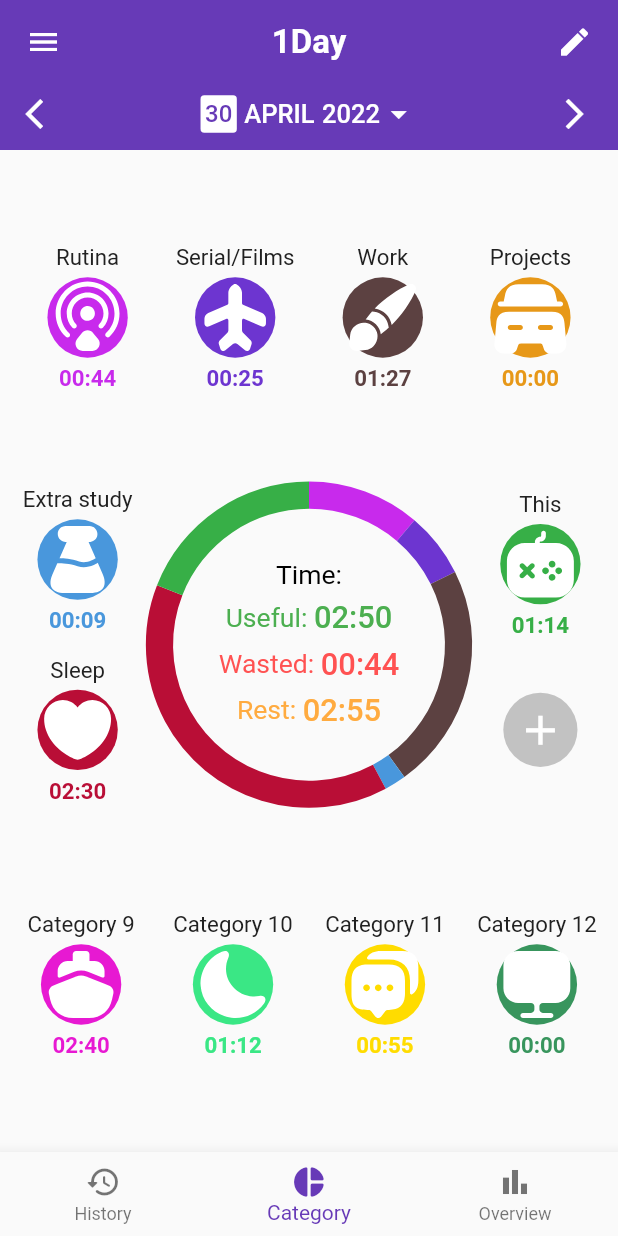
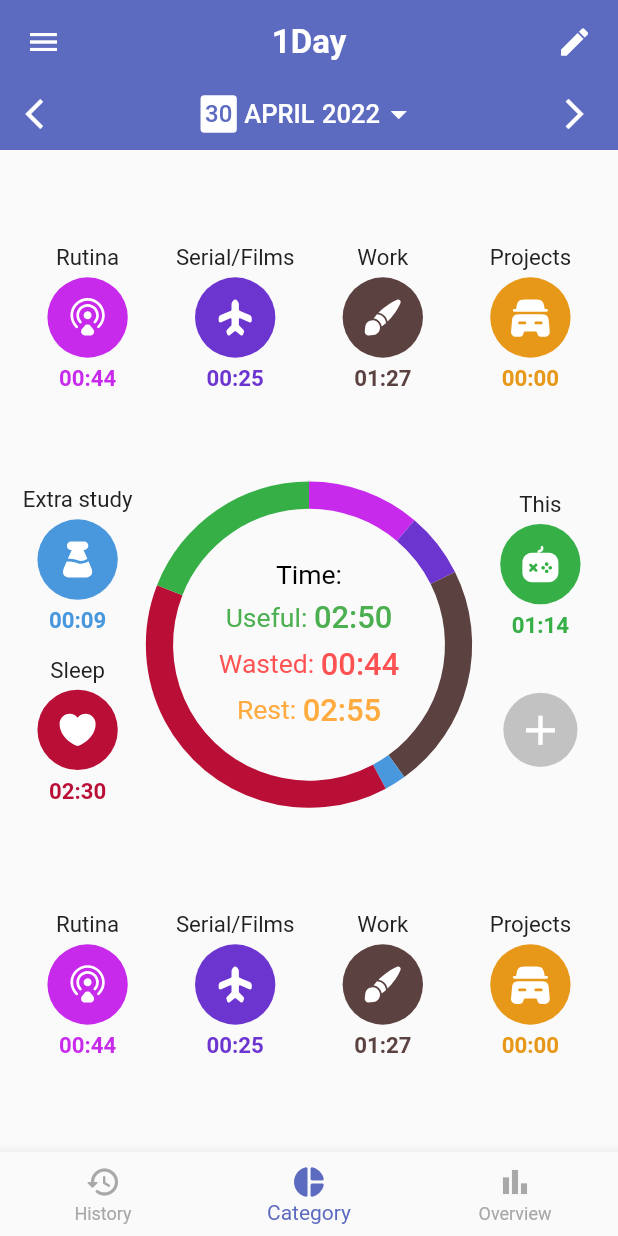
Before and after one commit to CptTapochek/TimeSaver, a Flutter app: the screen it shows after launch, on a phone screen of 412 x 824 dp. Run offline on Flutter 3.47's test engine with Material 2 defaults, Android fonts, the phone set to English and light mode, and no system bars; our stand-ins replace flutter_svg, syncfusion_flutter_charts.

Commit message:
refactoring code

```diff
--- a/lib/Blocks/AppBar.dart
+++ b/lib/Blocks/AppBar.dart
@@ -4,16 +4,24 @@ void editCategories(){
   print('Edit categories');
 }
 
-final ButtonStyle elevatedBtnStyle = ElevatedButton.styleFrom(
-  elevation: 0.0,
-  shadowColor: Colors.transparent,
-);
+class AppBarContent extends StatefulWidget {
+  const AppBarContent({Key? key, required this.mainColor}) : super(key: key);
+  final Color mainColor;
 
-class AppBarContent extends StatelessWidget {
-  const AppBarContent({Key? key}) : super(key: key);
+  @override
+  State<AppBarContent> createState() => AppBarContentState();
+}
+
+class AppBarContentState extends State<AppBarContent> {
+  @override
+  void initState(){
+    super.initState();
+  }
 
   @override
   Widget build(BuildContext context) {
+    Color mainColor = widget.mainColor;
+
     return Column(
       mainAxisAlignment: MainAxisAlignment.end,
       children: <Widget>[
@@ -34,7 +42,13 @@ class AppBarContent extends StatelessWidget {
             mainAxisAlignment: MainAxisAlignment.spaceBetween,
             children: <Widget>[
               const IconButton(onPressed: editCategories, icon: Icon(Icons.arrow_back_ios), color: Colors.white),
-              ElevatedButton(onPressed: editCategories, style: elevatedBtnStyle,
+              ElevatedButton(
+                  onPressed: editCategories,
+                  style: ElevatedButton.styleFrom(
+                      elevation: 0.0,
+                      primary: mainColor,
+                      shadowColor: Colors.transparent
+                  ),
                   child: Row(
                     mainAxisSize: MainAxisSize.min,
                     children: [
@@ -42,11 +56,10 @@ class AppBarContent extends StatelessWidget {
                         padding: const EdgeInsets.all(3),
                         decoration: BoxDecoration(
                           borderRadius: BorderRadius.circular(2.5),
-                          //border: Border.all(width: 1, color: Colors.white),
                           color: Colors.white,
                         ),
-                        child: const Text('30', style: TextStyle(
-                            fontSize: 16, color: Colors.deepPurple
+                        child: Text('30', style: TextStyle(
+                            fontSize: 16, color: mainColor
                         )),
                       ),
                       const SizedBox(width: 5),
@@ -54,9 +67,7 @@ class AppBarContent extends StatelessWidget {
                           fontSize: 17
                       )),
                       const SizedBox(width: 5),
-                      const Text('2022', style: TextStyle(
-                          fontSize: 17
-                      )),
+                      const Text('2022', style: TextStyle(fontSize: 17)),
                       const Icon(Icons.arrow_drop_down_sharp, size: 25)
                     ],
                   )
--- a/lib/Blocks/BottomNavigation.dart
+++ /dev/null
@@ -1,44 +0,0 @@
-import 'package:flutter/material.dart';
-
-
-class BottomBarNavigation extends StatefulWidget{
-  const BottomBarNavigation({Key? key, required this.selectedIndex}) : super(key: key);
-
-  final int selectedIndex;
-
-  @override
-  State<StatefulWidget> createState() => BottomBarNavigationState();
-}
-
-class BottomBarNavigationState extends State<BottomBarNavigation>{
-  var selectedIndex = 1;
-
-  void getBottomTap(int index) {
-    setState(() {
-      selectedIndex = index;
-    });
-  }
-
-  @override
-  Widget build(BuildContext context) {
-    return BottomNavigationBar(
-      selectedFontSize: 14,
-      onTap: getBottomTap,
-      currentIndex: selectedIndex,
-      items: const <BottomNavigationBarItem>[
-        BottomNavigationBarItem(
-          icon: Icon(Icons.history_rounded),
-          label: 'History',
-        ),
-        BottomNavigationBarItem(
-          icon: Icon(Icons.pie_chart_rounded),
-          label: 'Category',
-        ),
-        BottomNavigationBarItem(
-          icon: Icon(Icons.bar_chart),
-          label: 'Overview',
-        ),
-      ],
-    );
-  }
-}
--- a/lib/Blocks/CategoryBlock.dart
+++ b/lib/Blocks/CategoryBlock.dart
@@ -4,17 +4,8 @@ import 'package:flutter_svg/flutter_svg.dart';
 
 
 class Category extends StatefulWidget {
-  const Category({Key? key,
-    required this.categoryColor,
-    required this.categoryTitle,
-    required this.categoryIcon,
-    required this.categoryTime,
-  }) : super(key: key);
-
-  final Color categoryColor;
-  final String categoryTitle;
-  final String categoryIcon;
-  final int categoryTime;
+  const Category({Key? key, required this.data}) : super(key: key);
+  final Map<dynamic, dynamic> data;
 
   @override
   State<Category> createState() => CategoryState();
@@ -30,12 +21,7 @@ class CategoryState extends State<Category> {
 
   @override
   Widget build(BuildContext context) {
-    data = {
-      "color": widget.categoryColor,
-      "title": widget.categoryTitle,
-      "icon": widget.categoryIcon,
-      "time": widget.categoryTime
-    };
+    data = widget.data;
 
     int hours = 0, minutes = 0;
     for(var i = 0; i < data["time"]; i++){
@@ -85,7 +71,17 @@ class CategoryState extends State<Category> {
                   borderRadius: BorderRadius.circular(50),
                   color: data["color"],
                 ),
-                child: SvgPicture.asset("assets/category-icons/${data["icon"]}.svg", height: 10, width: 10,),
+                child: Stack(
+                  children: [
+                    Positioned(
+                      child: Center(
+                        child: SvgPicture.asset("assets/category-icons/${data["icon"]}.svg",
+                          height: screenWidth * 0.07, width: screenWidth * 0.07, color: Colors.white
+                        ),
+                      )
+                    )
+                  ],
+                )
               ),
               const SizedBox(height: 5),
               Text(
--- a/lib/Blocks/addTime.dart
+++ b/lib/Blocks/addTime.dart
@@ -4,7 +4,6 @@ import 'package:flutter_svg/flutter_svg.dart';
 
 class BottomSheetAddTime extends StatefulWidget{
   const BottomSheetAddTime(BuildContext context, {Key? key,  required this.data}) : super(key: key);
-
   final Map<dynamic, dynamic> data;
 
   @override
@@ -13,6 +12,7 @@ class BottomSheetAddTime extends StatefulWidget{
 
 class AddTimeState extends State<BottomSheetAddTime> {
   var data;
+
   @override
   void initState(){
     data = widget.data;
@@ -23,8 +23,6 @@ class AddTimeState extends State<BottomSheetAddTime> {
   Widget build(BuildContext context){
     double screenHeight = MediaQuery.of(context).size.height;
     double screenWidth = MediaQuery.of(context).size.width;
-    var icon = data["icon"];
-    print(">>>>>>>>>>>>>${icon}");
 
     return Container(
       height: screenHeight * 0.7,
@@ -35,14 +33,43 @@ class AddTimeState extends State<BottomSheetAddTime> {
             height: screenHeight * 0.1,
             color: data["color"],
             child: Row(
+              mainAxisAlignment: MainAxisAlignment.spaceAround,
+              crossAxisAlignment: CrossAxisAlignment.center,
               children: [
+                RichText(
+                  text: TextSpan(
+                    style: TextStyle(
+                      height: 1.4
+                    ),
+                    text: "To category \n",
+                    children: [
+                      TextSpan(
+                        text: data["title"],
+                        style: TextStyle(
+                          fontSize: 17,
+                          fontWeight: FontWeight.bold
+                        )
+                      )
+                    ]
+                  ),
+                ),
                 Container(
-                  width: 40, height: 40,
+                  width: screenWidth * 0.13, height: screenWidth * 0.13,
                   decoration: BoxDecoration(
                     borderRadius: BorderRadius.circular(100),
                     color: Colors.white
                   ),
-                  child: SvgPicture.asset("assets/category-icons/box.svg", color: Colors.black,)
+                  child: Stack(
+                    children: [
+                      Positioned(
+                        child: Center(
+                          child: SvgPicture.asset("assets/category-icons/${data["icon"]}.svg",
+                            height: screenWidth * 0.07, width: screenWidth * 0.07, color: data["color"]
+                          ),
+                        ),
+                      )
+                    ],
+                  )
                 )
               ],
             ),
--- a/lib/main.dart
+++ b/lib/main.dart
@@ -1,6 +1,5 @@
 import 'package:flutter/material.dart';
 import 'package:time_saver/Blocks/AppBar.dart';
-import 'Blocks/BottomNavigation.dart';
 import 'pages/Category.dart';
 
 
@@ -13,11 +12,8 @@ class MyApp extends StatelessWidget {
 
   @override
   Widget build(BuildContext context) {
-    return MaterialApp(
-      theme: ThemeData(
-        primarySwatch: Colors.deepPurple,
-      ),
-      home: const MainPage(),
+    return const MaterialApp(
+      home: MainPage(),
     );
   }
 }
@@ -31,6 +27,8 @@ class MainPage extends StatefulWidget {
 
 
 class MainPageState extends State<MainPage> {
+  Color mainColor = const Color(0xff5c6ac0);
+
   @override
   void initState(){
     super.initState();
@@ -42,7 +40,9 @@ class MainPageState extends State<MainPage> {
       'Index 0: History',
       style: TextStyle(fontSize: 30, fontWeight: FontWeight.bold),
     ),
-    CategoryPage(),
+    Scrollbar(
+      child: const CategoryPage(),
+    ),
     const Text(
       'Index 2: Overview',
       style: TextStyle(fontSize: 30, fontWeight: FontWeight.bold),
@@ -61,16 +61,18 @@ class MainPageState extends State<MainPage> {
       appBar: PreferredSize(
         preferredSize: const Size.fromHeight(100),
         child: Container(
-          decoration: const BoxDecoration(
-            color: Colors.deepPurple,
+          decoration: BoxDecoration(
+            color: mainColor,
           ),
-          child: const AppBarContent(),
+          child: AppBarContent(mainColor: mainColor),
         ),
       ),
       body: Center(
         child: _widgetOptions.elementAt(selectedIndex),
       ),
       bottomNavigationBar: BottomNavigationBar(
+        selectedItemColor: mainColor,
+        unselectedItemColor: const Color(0xffa8a8a8),
         selectedFontSize: 14,
         onTap: getBottomTap,
         currentIndex: selectedIndex,
--- a/lib/pages/Category.dart
+++ b/lib/pages/Category.dart
@@ -10,49 +10,62 @@ List data = [
       "time": 2600,
       "color": Color(0xffc82aec),
       "icon": "airdrop",
-      "type": "wasted"
+      "type": "wasted",
+      "limit": true,
+      "min": 0,
+      "max": 18000
     },
     "category_2":{
       "title": "Serial/Films",
       "time": 1500,
       "color": Color(0xff6d35d0),
       "icon": "airplane",
-      "type": "rest"
+      "type": "rest",
+      "limit": true,
+      "min": 0,
+      "max": 7200
     },
     "category_3":{
       "title": "Work",
       "time": 5212,
       "color": Color(0xff5c4141),
       "icon": "brush",
-      "type": "useful"
+      "type": "useful",
+      "limit": false,
     },
     "category_4":{
       "title": "Projects",
       "time": 0,
       "color": Color(0xffe79818),
       "icon": "car",
-      "type": "useful"
+      "type": "useful",
+      "limit": false,
     },
     "category_5":{
       "title": "Extra study",
       "time": 498,
       "color": Color(0xff4997dc),
       "icon": "glass",
-      "type": "useful"
+      "type": "useful",
+      "limit": false,
     },
     "category_6":{
       "title": "Sleep",
       "time": 9000,
       "color": Color(0xffb90e36),
       "icon": "heart",
-      "type": "rest"
+      "type": "rest",
+      "limit": true,
+      "min": 28800,
+      "max": 30700
     },
     "category_7":{
       "title": "This",
       "time": 4433,
       "color": Color(0xff37af47),
       "icon": "game",
-      "type": "useful"
+      "type": "useful",
+      "limit": false,
     },
     "category_8": null,
     "category_9": null,
@@ -138,13 +151,40 @@ class CategoryPageState extends State<CategoryPage>{
       return time;
     }
 
+    addCategoryButton(){
+      setState((){
+        limit = true;
+      });
+      return TextButton(
+          onPressed: () {},
+          child: Column(
+            children: [
+              SizedBox(
+                width: screenWidth * 0.2,
+                child: const Text(""),
+              ),
+              const SizedBox(height: 5),
+              Container(
+                width: screenWidth * 0.12, height: screenWidth * 0.12,
+                decoration: BoxDecoration(
+                    color: const Color(0xffc2c2c2),
+                    borderRadius: BorderRadius.circular(50)
+                ),
+                child: Icon(Icons.add, color: Colors.white, size: screenWidth * 0.08,),
+              ),
+              const SizedBox(height: 5),
+              const Text(""),
+            ],
+          )
+      );
+    }
+
     /* Get the length of category block */
     int categoryLength(blockPart){
       int categoriesNum = 0;
       switch(blockPart){
         case 1:
           if(data[0].length < 4){
-            limit = true;
             categoriesNum = data[0].length;
           } else {
             categoriesNum = 4;
@@ -152,7 +192,6 @@ class CategoryPageState extends State<CategoryPage>{
           break;
         case 2:
           if(data[0].length < 6){
-            limit = true;
             categoriesNum = data[0].length;
           } else {
             categoriesNum = 6;
@@ -160,7 +199,6 @@ class CategoryPageState extends State<CategoryPage>{
           break;
         case 3:
           if(data[0].length < 8){
-            limit = true;
             categoriesNum = data[0].length;
           } else {
             categoriesNum = 8;
@@ -168,7 +206,6 @@ class CategoryPageState extends State<CategoryPage>{
           break;
         case 4:
           if(data[0].length < 12){
-            limit = true;
             categoriesNum = data[0].length;
           } else {
             categoriesNum = 12;
@@ -185,13 +222,8 @@ class CategoryPageState extends State<CategoryPage>{
           mainAxisAlignment: MainAxisAlignment.center,
           children: [
             for(var index = 1; index <= categoryLength(1); index++)
-              data[0]["category_$index"] != null ? Category(
-                categoryColor: data[0]["category_$index"]["color"],
-                categoryTitle: data[0]["category_$index"]["title"],
-                categoryTime: data[0]["category_$index"]["time"],
-                categoryIcon: data[0]["category_$index"]["icon"]
-            ) : Container(width: 20,height: 20, color: Colors.black,)
-            //SizedBox(width: screenWidth * 0.007),
+              data[0]["category_$index"] != null ? Category(data: data[0]["category_$index"]) :
+              !limit ? addCategoryButton() : const SizedBox()
           ],
         ),
         SizedBox(height: screenHeight > 700 ? screenHeight * 0.008 : screenHeight * 0.008),
@@ -203,12 +235,8 @@ class CategoryPageState extends State<CategoryPage>{
               mainAxisAlignment: MainAxisAlignment.center,
               children: [
                 for(var index = 5; index <= categoryLength(2); index++)
-                  data[0]["category_$index"] != null ? Category(
-                      categoryColor: data[0]["category_$index"]["color"],
-                      categoryTitle: data[0]["category_$index"]["title"],
-                      categoryTime: data[0]["category_$index"]["time"],
-                      categoryIcon: data[0]["category_$index"]["icon"]
-                  ) : Container(width: 20,height: 20, color: Colors.black,)
+                  data[0]["category_$index"] != null ? Category(data: data[0]["category_$index"]) :
+                  !limit ? addCategoryButton() : const SizedBox()
               ],
             ),
             SizedBox(
@@ -325,33 +353,8 @@ class CategoryPageState extends State<CategoryPage>{
               mainAxisAlignment: MainAxisAlignment.center,
               children: [
                 for(var index = 7; index <= categoryLength(3); index++)
-                  data[0]["category_$index"] != null ? Category(
-                      categoryColor: data[0]["category_$index"]["color"],
-                      categoryTitle: data[0]["category_$index"]["title"],
-                      categoryTime: data[0]["category_$index"]["time"],
-                      categoryIcon: data[0]["category_$index"]["icon"]
-                  ) : TextButton(
-                    onPressed: () {},
-                    child: Column(
-                      children: [
-                        SizedBox(
-                          width: screenWidth * 0.2,
-                          child: const Text(""),
-                        ),
-                        const SizedBox(height: 5),
-                        Container(
-                          width: screenWidth * 0.12, height: screenWidth * 0.12,
-                          decoration: BoxDecoration(
-                              color: const Color(0xffc2c2c2),
-                              borderRadius: BorderRadius.circular(50)
-                          ),
-                          child: Icon(Icons.add, color: Colors.white, size: screenWidth * 0.08,),
-                        ),
-                        const SizedBox(height: 5),
-                        const Text(""),
-                      ],
-                    )
-                  )
+                  data[0]["category_$index"] != null ? Category(data: data[0]["category_$index"]) :
+                  !limit ? addCategoryButton() : const SizedBox()
               ],
             ),
           ],
@@ -361,33 +364,9 @@ class CategoryPageState extends State<CategoryPage>{
         Row(
           mainAxisAlignment: MainAxisAlignment.center,
           children: [
-            Category(
-                categoryColor: Color(0xffe719d2),
-                categoryTitle: "Category 9",
-                categoryTime: 9542,
-                categoryIcon: "ship"
-            ),
-            SizedBox(width: screenWidth * 0.007),
-            Category(
-                categoryColor: Color(0xff3ae785),
-                categoryTitle: "Category 10",
-                categoryTime: 4299,
-                categoryIcon: "moon"
-            ),
-            SizedBox(width: screenWidth * 0.007),
-            Category(
-                categoryColor: Color(0xffffdc00),
-                categoryTitle: "Category 11",
-                categoryTime: 3299,
-                categoryIcon: "messages"
-            ),
-            SizedBox(width: screenWidth * 0.007),
-            Category(
-                categoryColor: Color(0xff38955d),
-                categoryTitle: "Category 12",
-                categoryTime: 0,
-                categoryIcon: "monitor"
-            ),
+            for(var index = 1; index <= categoryLength(1); index++)
+              data[0]["category_$index"] != null ? Category(data: data[0]["category_$index"]) :
+              !limit ? addCategoryButton() : const SizedBox()
           ],
         ),
       ],
```
